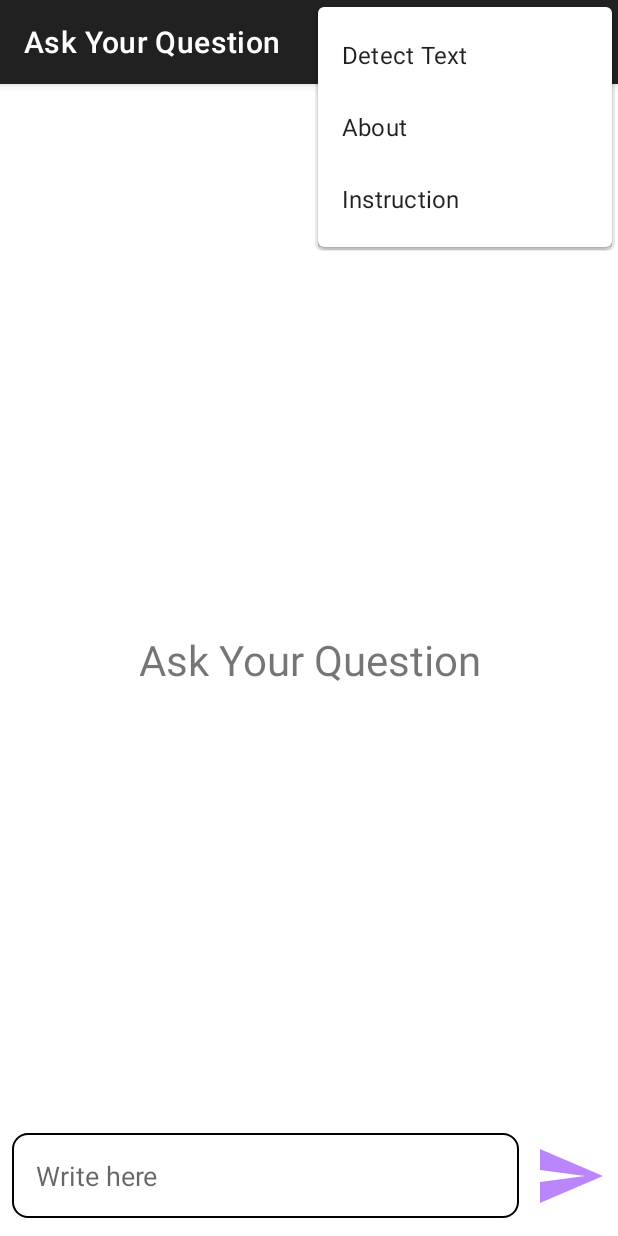
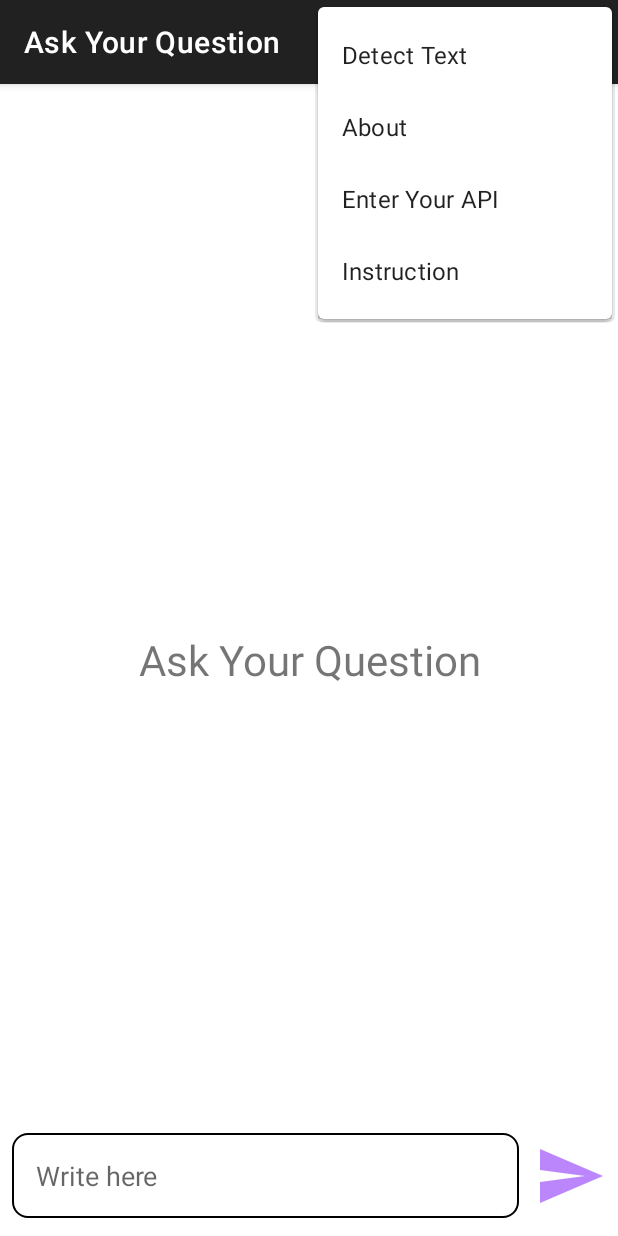
Before and after one commit to KelvinYu223/android_text_recognition_with_chatgpt, an Android app: the screen it shows after launch (ChatMain), with the options menu open, on a phone screen of 412 x 824 dp. Run offline under Robolectric (Android 15) with nearby library versions, the phone set to English and light mode, and no system bars.

Commit message:
new commit because old account suspended

```diff
--- a/app/src/main/java/com/example/mytextrecognition/ChatMain.java
+++ b/app/src/main/java/com/example/mytextrecognition/ChatMain.java
@@ -138,7 +138,7 @@ public class ChatMain extends AppCompatActivity {
         RequestBody body = RequestBody.create(jsonBody.toString(),JSON);
         Request request = new Request.Builder()
                 .url("https://api.openai.com/v1/chat/completions")
-                .header("Authorization","Bearer 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")
+                .header("Authorization","Bearer"+"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")
                 .post(body)
                 .build();
 
--- a/app/src/main/res/menu/main_menu.xml
+++ b/app/src/main/res/menu/main_menu.xml
@@ -15,6 +15,14 @@
     </item>
 
     <item
+        android:id="@+id/api"
+        android:title="Enter Your API"
+        app:showAsAction="never">
+
+    </item>
+
+
+    <item
         android:id="@+id/instruction"
         android:title="Instruction"
         app:showAsAction="never">
```
